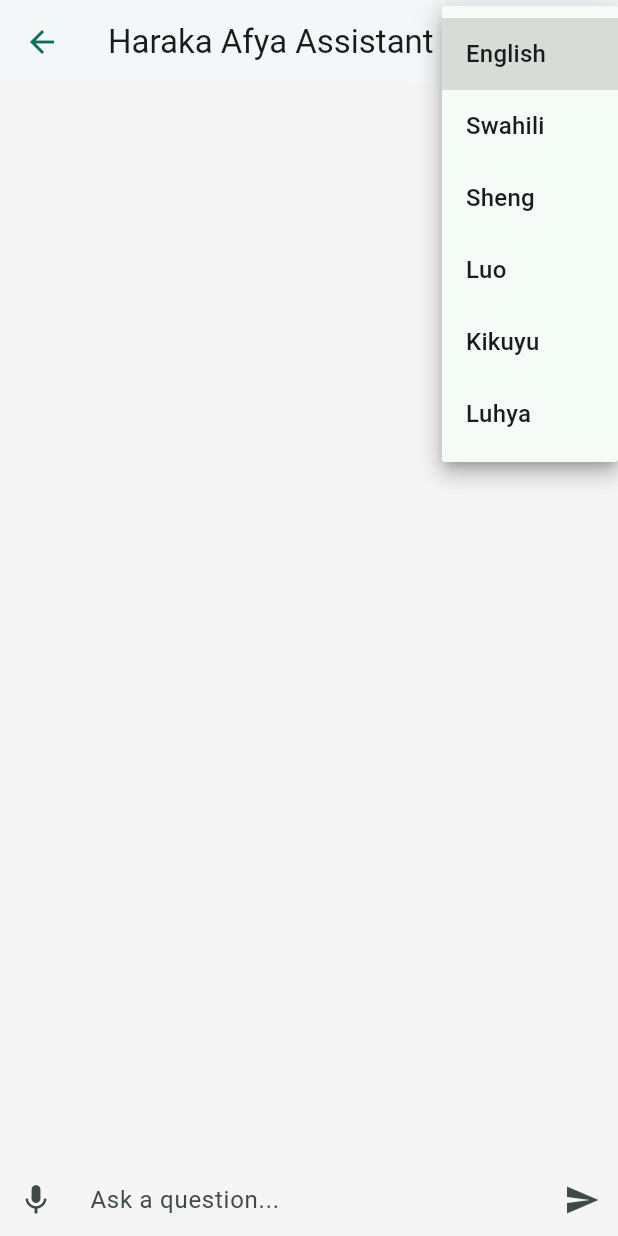
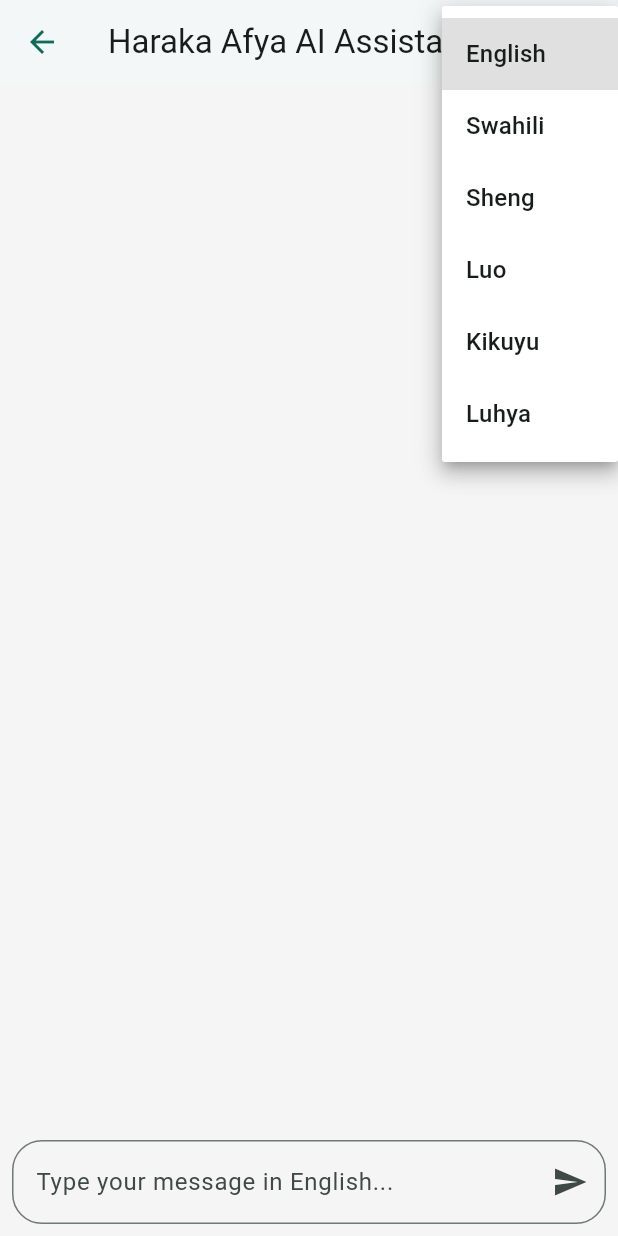
Before and after one commit to JuniorCarti/Haraka-Afya_AI, a Flutter app: the AIAssistantScreen screen opened directly, after a tap on "English", on a phone screen of 412 x 824 dp. Run offline on Flutter 3.47's test engine with Material 3 defaults, Android fonts, the phone set to English and light mode, and no system bars; our stand-ins replace cached_network_image, cloud_firestore, firebase_auth, firebase_core, flutter_dotenv, flutter_svg and 6 more; missing offline and left inert: flutter_polyline_points; accounts and stored records are empty.

Commit message:
Enhance AI Assistant screen with symptom input handling and multilingual support

```diff
--- a/lib/features/chat/ai_assistant_screen.dart
+++ b/lib/features/chat/ai_assistant_screen.dart
@@ -1,115 +1,106 @@
-import 'dart:convert';
 import 'package:flutter/material.dart';
 import 'package:http/http.dart' as http;
-import 'package:speech_to_text/speech_to_text.dart' as stt;
-import 'package:flutter_tts/flutter_tts.dart';
+import 'dart:convert';
+import 'package:firebase_auth/firebase_auth.dart';
 
 class AIAssistantScreen extends StatefulWidget {
-  final bool startWithVoice;
-
-  const AIAssistantScreen({super.key, this.startWithVoice = false});
+  const AIAssistantScreen({super.key});
 
   @override
   State<AIAssistantScreen> createState() => _AIAssistantScreenState();
 }
 
 class _AIAssistantScreenState extends State<AIAssistantScreen> {
-  final TextEditingController _controller = TextEditingController();
-  final List<Map<String, String>> _messages = [];
-  final stt.SpeechToText _speech = stt.SpeechToText();
-  final FlutterTts _tts = FlutterTts();
-  bool _isListening = false;
-  bool _isLoading = false;
+  final TextEditingController _textController = TextEditingController();
+  final List<ChatMessage> _messages = [];
+  bool _isProcessing = false;
   String _selectedLanguage = 'English';
 
-  @override
-  void initState() {
-    super.initState();
-    if (widget.startWithVoice) {
-      _startListening();
+  Future<void> _sendMessage(String message) async {
+    if (message.trim().isEmpty) return;
+
+    setState(() {
+      _messages.add(ChatMessage(
+        text: message,
+        isUser: true,
+        language: _selectedLanguage,
+      ));
+      _isProcessing = true;
+    });
+
+    try {
+      final response = await _sendToN8n(
+        message: message,
+        language: _selectedLanguage,
+      );
+
+      setState(() {
+        _messages.add(ChatMessage(
+          text: response,
+          isUser: false,
+          language: _selectedLanguage,
+        ));
+      });
+    } catch (_) {
+      setState(() {
+        _messages.add(ChatMessage(
+          text: 'Sorry, I encountered an error. Please try again.',
+          isUser: false,
+          language: 'English',
+        ));
+      });
+    } finally {
+      setState(() => _isProcessing = false);
+      _textController.clear();
     }
   }
 
-  void _startListening() async {
-    bool available = await _speech.initialize();
-    if (available) {
-      setState(() => _isListening = true);
-      _speech.listen(onResult: (result) {
-        _controller.text = result.recognizedWords;
-      });
-    }
-  }
+  Future<String> _sendToN8n({
+    required String message,
+    required String language,
+  }) async {
+    const String n8nWebhookUrl = 'YOUR_N8N_WEBHOOK_URL';
 
-  void _stopListening() async {
-    await _speech.stop();
-    setState(() => _isListening = false);
-  }
-
-  void _sendMessage(String text) async {
-    if (text.trim().isEmpty) return;
-    setState(() {
-      _messages.add({"role": "user", "content": text});
-      _isLoading = true;
-    });
-    _controller.clear();
-
-    try {
     final response = await http.post(
-        Uri.parse('https://ridgeabuto.app.n8n.cloud/webhook/health-ai'),
+      Uri.parse(n8nWebhookUrl),
       headers: {'Content-Type': 'application/json'},
       body: jsonEncode({
-          'message': text,
-          'language': _selectedLanguage,
-          'user_id': '123',
+        'message': message,
+        'language': language,
+        'userId': FirebaseAuth.instance.currentUser?.uid ?? 'anonymous',
       }),
     );
 
     if (response.statusCode == 200) {
-        final data = jsonDecode(response.body);
-        final reply = data['reply'] ?? 'Sorry, I didn\'t understand that.';
-        setState(() {
-          _messages.add({"role": "assistant", "content": reply});
-          _isLoading = false;
-        });
-        _tts.speak(reply);
+      return jsonDecode(response.body)['response'];
     } else {
-        setState(() => _isLoading = false);
-        _showError('Server error: ${response.statusCode}');
+      throw Exception('Failed to get AI response');
     }
-    } catch (e) {
-      setState(() => _isLoading = false);
-      _showError('Failed to connect to AI service.');
-    }
-  }
-
-  void _showError(String message) {
-    ScaffoldMessenger.of(context).showSnackBar(SnackBar(content: Text(message)));
-  }
-
-  @override
-  void dispose() {
-    _controller.dispose();
-    _speech.stop();
-    _tts.stop();
-    super.dispose();
   }
 
   @override
   Widget build(BuildContext context) {
     return Scaffold(
       appBar: AppBar(
-        title: const Text("Haraka Afya Assistant"),
+        title: const Text('Haraka Afya AI Assistant'),
         actions: [
           DropdownButton<String>(
             value: _selectedLanguage,
-            items: [
-              'English', 'Swahili', 'Sheng', 'Luo', 'Kikuyu', 'Luhya'
-            ].map((lang) => DropdownMenuItem(
-              value: lang,
-              child: Text(lang),
-            )).toList(),
+            dropdownColor: Colors.white,
+            icon: const Icon(Icons.language, color: Colors.white),
+            underline: Container(),
+            items: const [
+              DropdownMenuItem(value: 'English', child: Text('English')),
+              DropdownMenuItem(value: 'Swahili', child: Text('Swahili')),
+              DropdownMenuItem(value: 'Sheng', child: Text('Sheng')),
+              DropdownMenuItem(value: 'Luo', child: Text('Luo')),
+              DropdownMenuItem(value: 'Kikuyu', child: Text('Kikuyu')),
+              DropdownMenuItem(value: 'Luhya', child: Text('Luhya')),
+            ],
             onChanged: (value) {
-              if (value != null) setState(() => _selectedLanguage = value);
+              if (value != null) {
+                setState(() => _selectedLanguage = value);
+              }
             },
           ),
         ],
@@ -118,55 +109,100 @@ class _AIAssistantScreenState extends State<AIAssistantScreen> {
         children: [
           Expanded(
             child: ListView.builder(
+              padding: const EdgeInsets.all(8),
+              reverse: true,
               itemCount: _messages.length,
               itemBuilder: (context, index) {
-                final msg = _messages[index];
-                final isUser = msg['role'] == 'user';
-                return Align(
-                  alignment: isUser ? Alignment.centerRight : Alignment.centerLeft,
-                  child: Container(
-                    margin: const EdgeInsets.symmetric(vertical: 4, horizontal: 12),
-                    padding: const EdgeInsets.all(12),
-                    decoration: BoxDecoration(
-                      color: isUser ? Colors.blue[100] : Colors.grey[300],
-                      borderRadius: BorderRadius.circular(12),
-                    ),
-                    child: Text(msg['content'] ?? ''),
-                  ),
+                return ChatBubble(
+                  message: _messages.reversed.toList()[index],
                 );
               },
             ),
           ),
-          if (_isLoading)
+          if (_isProcessing)
             const Padding(
               padding: EdgeInsets.all(8.0),
-              child: CircularProgressIndicator(),
+              child: LinearProgressIndicator(),
             ),
-          Row(
+          Padding(
+            padding: const EdgeInsets.all(8.0),
+            child: Row(
               children: [
-              IconButton(
-                icon: Icon(_isListening ? Icons.mic_off : Icons.mic),
-                onPressed: _isListening ? _stopListening : _startListening,
-              ),
                 Expanded(
                   child: TextField(
-                  controller: _controller,
-                  decoration: const InputDecoration(
-                    hintText: "Ask a question...",
-                    border: InputBorder.none,
-                    contentPadding: EdgeInsets.symmetric(horizontal: 12),
+                    controller: _textController,
+                    decoration: InputDecoration(
+                      hintText: 'Type your message in $_selectedLanguage...',
+                      border: OutlineInputBorder(
+                        borderRadius: BorderRadius.circular(20),
+                      ),
+                      suffixIcon: IconButton(
+                        icon: const Icon(Icons.send),
+                        onPressed: () => _sendMessage(_textController.text),
+                      ),
                     ),
                     onSubmitted: _sendMessage,
                   ),
                 ),
-              IconButton(
-                icon: const Icon(Icons.send),
-                onPressed: () => _sendMessage(_controller.text),
+              ],
             ),
-            ],
           ),
         ],
       ),
     );
   }
 }
+
+class ChatMessage {
+  final String text;
+  final bool isUser;
+  final String language;
+
+  ChatMessage({
+    required this.text,
+    required this.isUser,
+    required this.language,
+  });
+}
+
+class ChatBubble extends StatelessWidget {
+  final ChatMessage message;
+
+  const ChatBubble({super.key, required this.message});
+
+  @override
+  Widget build(BuildContext context) {
+    return Align(
+      alignment: message.isUser ? Alignment.centerRight : Alignment.centerLeft,
+      child: Container(
+        margin: const EdgeInsets.symmetric(vertical: 4, horizontal: 8),
+        padding: const EdgeInsets.all(12),
+        decoration: BoxDecoration(
+          color: message.isUser
+              ? Theme.of(context).primaryColor
+              : Colors.grey[300],
+          borderRadius: BorderRadius.circular(12),
+        ),
+        child: Column(
+          crossAxisAlignment: CrossAxisAlignment.start,
+          children: [
+            Text(
+              message.text,
+              style: TextStyle(
+                color: message.isUser ? Colors.white : Colors.black,
+              ),
+            ),
+            const SizedBox(height: 4),
+            Text(
+              message.language,
+              style: TextStyle(
+                color: message.isUser ? Colors.white70 : Colors.black54,
+                fontSize: 10,
+              ),
+            ),
+          ],
+        ),
+      ),
+    );
+  }
+}
```
Lines whose indentation alone changed are shown as unchanged.
